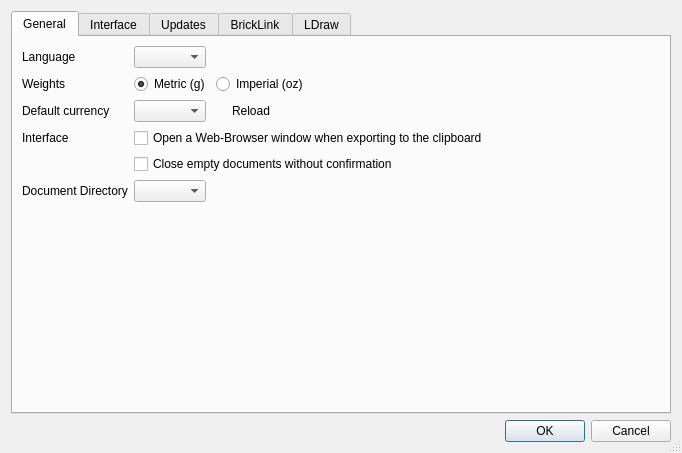
First picture: the form in src/settingsdialog.ui, repository rgriebl/brickstore, before the edit.
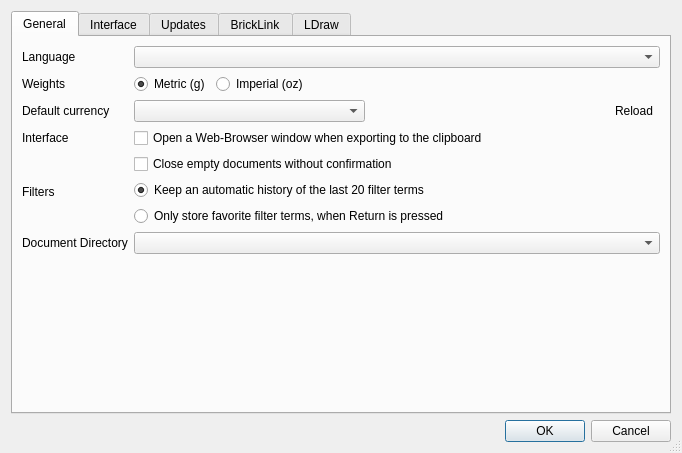
Second picture: the form after the edit. The open tabs and pages were chosen to show the change. Icons and pictures are not drawn.

Commit message: Filters can be set to history or favorites mode via settings

```diff
--- a/src/settingsdialog.ui
+++ b/src/settingsdialog.ui
@@ -29,10 +29,7 @@
       <attribute name="title">
        <string>General</string>
       </attribute>
-      <layout class="QFormLayout" name="formLayout_7">
-       <property name="fieldGrowthPolicy">
-        <enum>QFormLayout::ExpandingFieldsGrow</enum>
-       </property>
+      <layout class="QFormLayout" name="formLayout_3">
        <item row="0" column="0">
         <widget class="QLabel" name="label_8">
          <property name="text">
@@ -189,20 +186,65 @@
          </property>
         </widget>
        </item>
-       <item row="5" column="0">
+       <item row="6" column="1">
+        <widget class="QWidget" name="widget_3" native="true">
+         <layout class="QVBoxLayout" name="verticalLayout">
+          <property name="spacing">
+           <number>6</number>
+          </property>
+          <property name="leftMargin">
+           <number>0</number>
+          </property>
+          <property name="topMargin">
+           <number>0</number>
+          </property>
+          <property name="rightMargin">
+           <number>0</number>
+          </property>
+          <property name="bottomMargin">
+           <number>0</number>
+          </property>
+          <item>
+           <widget class="QRadioButton" name="w_filtermode_history">
+            <property name="text">
+             <string>Keep an automatic history of the last 20 filter terms</string>
+            </property>
+            <property name="checked">
+             <bool>true</bool>
+            </property>
+           </widget>
+          </item>
+          <item>
+           <widget class="QRadioButton" name="w_filtermode_favorites">
+            <property name="text">
+             <string>Only store favorite filter terms, when Return is pressed</string>
+            </property>
+           </widget>
+          </item>
+         </layout>
+        </widget>
+       </item>
+       <item row="7" column="0">
         <widget class="QLabel" name="label_30">
          <property name="text">
           <string>Document Directory</string>
          </property>
         </widget>
        </item>
-       <item row="5" column="1">
+       <item row="7" column="1">
         <widget class="QComboBox" name="w_docdir">
          <property name="sizeAdjustPolicy">
           <enum>QComboBox::AdjustToContents</enum>
          </property>
         </widget>
        </item>
+       <item row="6" column="0">
+        <widget class="QLabel" name="label">
+         <property name="text">
+          <string>Filters</string>
+         </property>
+        </widget>
+       </item>
       </layout>
      </widget>
      <widget class="QWidget" name="interface">
```
Left out of the diff: 5 changed lines with no effect on the pictures. The commit also changes 7 other files.
